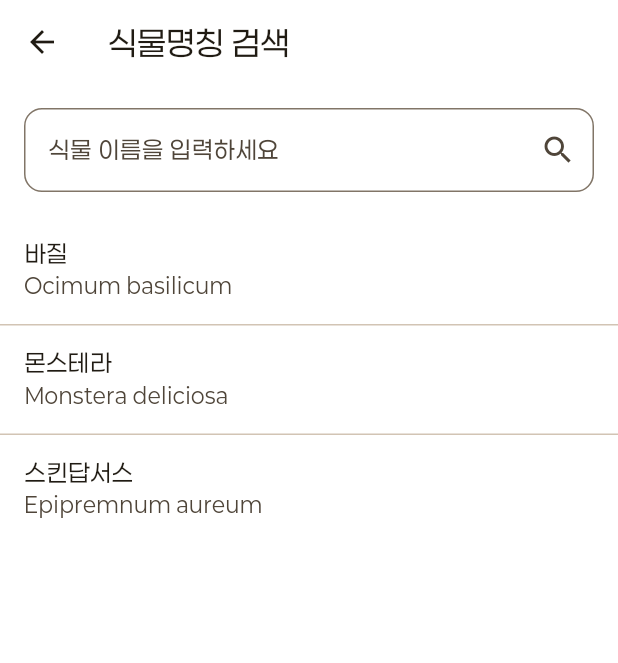
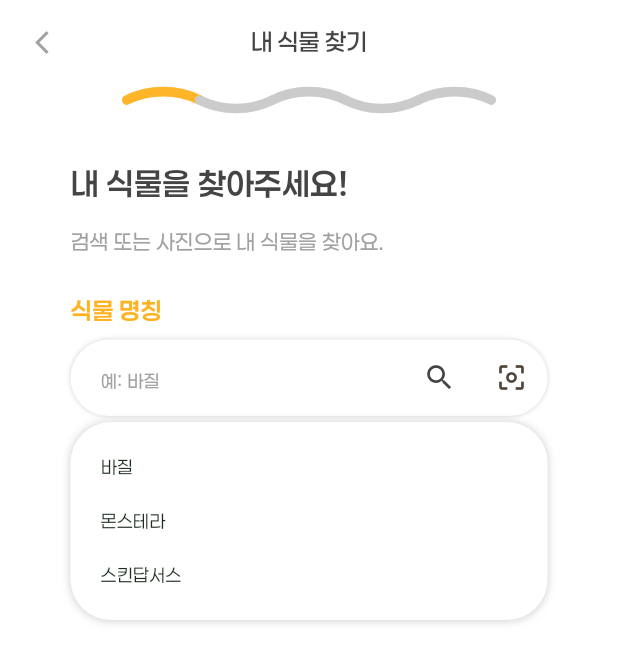
Before and after one commit to YuEngMe/Leafie, a Flutter app: the PlantSpeciesSearchScreen screen opened directly, on a phone screen of 412 x 824 dp. Shown: the top 663 px of the screen. Run offline on Flutter 3.47's test engine with Material 3 defaults, Android fonts, the phone set to English and light mode, and no system bars; our stand-ins replace flutter_dotenv, supabase_flutter; accounts and stored records are empty.

Commit message:
feat(frontend): 캐릭터 등록 1·2단계를 4차 시안으로 다시 그린다
이름 화면과 식물찾기 화면을 새 시안(Figma node 1841:443, 1841:485)에
맞춘다. 두 화면이 뒤로가기·중앙 타이틀·진행바·제목까지 똑같아
RegisterStepScaffold로 묶고, 등록 전용 입력칸도 RoundedInputField로
분리했다. 남은 등록 단계도 이 둘을 그대로 쓴다.

진행바는 물결 다섯 개를 CustomPainter로 그린다. 단계마다 색이 다른
SVG를 다섯 벌 두는 대신 현재 단계만 넘기면 되게 했다.

식물찾기는 검색 결과를 별도 화면 대신 입력칸 아래 카드로 띄운다.
캐릭터 일러스트 자리는 로고·캐릭터 시안이 확정되기 전이라 비워 두었다.

Co-Authored-By: Claude Opus 5 <noreply@anthropic.com>
Claude-Session: https://claude.ai/code/session_01SBs7skdz3iFuQ8XFWxiSst

```diff
--- a/frontend/lib/screens/plant_species_search_screen.dart
+++ b/frontend/lib/screens/plant_species_search_screen.dart
@@ -1,5 +1,8 @@
 import 'package:flutter/material.dart';
 import 'package:yeso_plant/theme/app_colors.dart';
+import 'package:yeso_plant/theme/app_text_styles.dart';
+import 'package:yeso_plant/widgets/register_step_scaffold.dart';
+import 'package:yeso_plant/widgets/rounded_input_field.dart';
 
 class PlantSpeciesCandidate {
   const PlantSpeciesCandidate({
@@ -59,16 +62,9 @@ class _PlantSpeciesSearchScreenState extends State<PlantSpeciesSearchScreen> {
   List<PlantSpeciesCandidate> _results = const [];
   bool _loading = false;
 
-  Future<void> _runSearch(String query) async {
-    setState(() => _loading = true);
-    final results = await _searchPlantSpecies(query);
-    if (mounted) {
-      setState(() {
-        _results = results;
-        _loading = false;
-      });
-    }
-  }
+  // 하이라이트만 먼저 주고, 사용자가 한 번 더 눌러야 확정되는 게 아니라
+  // 탭 즉시 이전 화면으로 돌려보낸다. 시안의 노란 강조는 눌리는 순간의 표시다.
+  int? _highlightedIndex;
 
   @override
   void initState() {
@@ -77,46 +73,111 @@ class _PlantSpeciesSearchScreenState extends State<PlantSpeciesSearchScreen> {
   }
 
   @override
+  void dispose() {
+    _queryController.dispose();
+    super.dispose();
+  }
+
+  Future<void> _runSearch(String query) async {
+    setState(() => _loading = true);
+    final results = await _searchPlantSpecies(query);
+    if (mounted) {
+      setState(() {
+        _results = results;
+        _highlightedIndex = null;
+        _loading = false;
+      });
+    }
+  }
+
+  @override
   Widget build(BuildContext context) {
-    return Scaffold(
-      appBar: AppBar(title: const Text('식물명칭 검색')),
-      body: SafeArea(
+    return RegisterStepScaffold(
+      appBarTitle: '내 식물 찾기',
+      step: 1,
+      title: '내 식물을 찾아주세요!',
+      subtitle: '검색 또는 사진으로 내 식물을 찾아요.',
+      child: Padding(
+        padding: const EdgeInsets.symmetric(horizontal: kScreenPadding),
         child: Column(
+          crossAxisAlignment: CrossAxisAlignment.start,
           children: [
-            Padding(
-              padding: const EdgeInsets.all(16),
-              child: TextField(
-                controller: _queryController,
-                decoration: InputDecoration(
-                  hintText: '식물 이름을 입력하세요',
-                  border: OutlineInputBorder(
-                    borderRadius: BorderRadius.circular(12),
-                    borderSide: const BorderSide(color: kBorderGreen),
+            const SizedBox(height: 24),
+            RoundedInputField(
+              label: '식물 명칭',
+              hintText: '예: 바질',
+              controller: _queryController,
+              suffix: Row(
+                mainAxisSize: MainAxisSize.min,
+                children: [
+                  IconButton(
+                    icon: const Icon(Icons.search, size: 22),
+                    color: kTextDark,
+                    onPressed: () => _runSearch(_queryController.text.trim()),
                   ),
-                  suffixIcon: const Icon(Icons.search),
-                ),
-                onSubmitted: _runSearch,
+                  // 사진으로 찾기는 AI 인식 화면이 아직 없어 비활성으로 둔다.
+                  IconButton(
+                    icon: const Icon(Icons.center_focus_weak, size: 22),
+                    color: kTextLight,
+                    onPressed: null,
+                  ),
+                ],
               ),
             ),
-            if (_loading) const CircularProgressIndicator(),
-            if (!_loading)
-              Expanded(
-                child: ListView.separated(
-                  itemCount: _results.length,
-                  separatorBuilder: (_, _) => const Divider(height: 1),
-                  itemBuilder: (context, index) {
-                    final candidate = _results[index];
-                    return ListTile(
-                      title: Text(candidate.displayName),
-                      subtitle: Text(candidate.scientificName),
-                      onTap: () => Navigator.pop(context, candidate),
-                    );
-                  },
-                ),
-              ),
+            const SizedBox(height: 4),
+            // 카드는 결과 개수만큼만 차지하고, 많으면 시안 높이(309)에서 스크롤한다.
+            Flexible(child: _buildResults()),
           ],
         ),
       ),
     );
   }
+
+  Widget _buildResults() {
+    if (_loading) {
+      return const Center(child: CircularProgressIndicator(color: kOrangeMain));
+    }
+    if (_results.isEmpty) {
+      return Padding(
+        padding: const EdgeInsets.only(top: 24),
+        child: Text('검색 결과가 없어요', style: kSmallStyle),
+      );
+    }
+    // 입력칸 아래에 겹쳐 떨어지는 흰 카드(Figma node 1841:513).
+    return Container(
+      constraints: const BoxConstraints(maxHeight: 309),
+      decoration: BoxDecoration(
+        color: kBackgroundWhite,
+        borderRadius: BorderRadius.circular(27),
+        boxShadow: const [BoxShadow(color: Color(0x2E000000), blurRadius: 4)],
+      ),
+      clipBehavior: Clip.antiAlias,
+      child: ListView.builder(
+        padding: const EdgeInsets.symmetric(vertical: 12),
+        shrinkWrap: true,
+        itemCount: _results.length,
+        itemBuilder: (context, index) {
+          final candidate = _results[index];
+          final highlighted = index == _highlightedIndex;
+          return InkWell(
+            onTap: () {
+              setState(() => _highlightedIndex = index);
+              Navigator.pop(context, candidate);
+            },
+            child: Container(
+              height: 36,
+              width: double.infinity,
+              alignment: Alignment.centerLeft,
+              padding: const EdgeInsets.symmetric(horizontal: 20),
+              color: highlighted ? kOrangeMain.withValues(alpha: 0.43) : null,
+              child: Text(
+                candidate.displayName,
+                style: kCaptionStyle.copyWith(color: const Color(0xFF1F2E21)),
+              ),
+            ),
+          );
+        },
+      ),
+    );
+  }
 }
--- /dev/null
+++ b/frontend/lib/widgets/register_progress_bar.dart
@@ -0,0 +1,68 @@
+import 'package:flutter/material.dart';
+import 'package:yeso_plant/theme/app_colors.dart';
+
+// 캐릭터 등록 진행바(Figma node 2097:8925). 물결 다섯 개가 한 단계씩을 뜻하고
+// 지나온 단계만 오렌지로 칠한다. SVG를 그대로 넣는 대신 같은 모양을 그리는
+// 이유는 단계 수만큼 파일을 따로 두지 않기 위해서다.
+class RegisterProgressBar extends StatelessWidget {
+  const RegisterProgressBar({
+    super.key,
+    required this.step,
+    this.totalSteps = 5,
+  });
+
+  /// 1부터 시작하는 현재 단계.
+  final int step;
+  final int totalSteps;
+
+  @override
+  Widget build(BuildContext context) {
+    return SizedBox(
+      height: 21.4,
+      width: 243,
+      child: CustomPaint(
+        painter: _WavePainter(step: step, totalSteps: totalSteps),
+      ),
+    );
+  }
+}
+
+class _WavePainter extends CustomPainter {
+  const _WavePainter({required this.step, required this.totalSteps});
+
+  final int step;
+  final int totalSteps;
+
+  @override
+  void paint(Canvas canvas, Size size) {
+    // 물결 하나는 위로 볼록한 반원, 다음 하나는 아래로 볼록하게 번갈아 그린다.
+    final segment = size.width / totalSteps;
+    final midY = size.height / 2;
+    final amplitude = size.height / 2 - 3.2; // 선 두께 6.425의 절반만큼 뺀다
+
+    for (var i = 0; i < totalSteps; i++) {
+      final paint = Paint()
+        ..color = i < step ? kOrangeMain : kGrayLightest
+        ..strokeWidth = 6.425
+        ..style = PaintingStyle.stroke
+        ..strokeCap = StrokeCap.round;
+
+      final startX = segment * i;
+      final endX = startX + segment;
+      final peakY = i.isEven ? midY - amplitude : midY + amplitude;
+
+      final path = Path()
+        ..moveTo(startX, midY)
+        ..cubicTo(
+          startX + segment * 0.3, peakY,
+          endX - segment * 0.3, peakY,
+          endX, midY,
+        );
+      canvas.drawPath(path, paint);
+    }
+  }
+
+  @override
+  bool shouldRepaint(_WavePainter oldDelegate) =>
+      oldDelegate.step != step || oldDelegate.totalSteps != totalSteps;
+}
--- /dev/null
+++ b/frontend/lib/widgets/register_step_scaffold.dart
@@ -0,0 +1,78 @@
+import 'package:flutter/material.dart';
+import 'package:yeso_plant/theme/app_colors.dart';
+import 'package:yeso_plant/theme/app_text_styles.dart';
+import 'package:yeso_plant/widgets/register_progress_bar.dart';
+
+// 캐릭터 등록 단계 화면의 공통 뼈대(Figma node 1841:443, 1841:485).
+// 뒤로가기와 중앙 타이틀, 진행바, 큰 제목과 부제까지가 모든 단계에서 같고
+// 그 아래 본문과 하단 버튼만 화면마다 다르다.
+class RegisterStepScaffold extends StatelessWidget {
+  const RegisterStepScaffold({
+    super.key,
+    required this.appBarTitle,
+    required this.step,
+    required this.title,
+    required this.subtitle,
+    required this.child,
+    this.bottomButton,
+  });
+
+  final String appBarTitle;
+  final int step;
+  final String title;
+  final String subtitle;
+  final Widget child;
+
+  /// 하단에 고정할 버튼. 식물찾기처럼 버튼이 없는 단계는 비워 둔다.
+  final Widget? bottomButton;
+
+  @override
+  Widget build(BuildContext context) {
+    return Scaffold(
+      backgroundColor: kBackgroundWhite,
+      appBar: AppBar(
+        backgroundColor: kBackgroundWhite,
+        elevation: 0,
+        scrolledUnderElevation: 0,
+        centerTitle: true,
+        leading: IconButton(
+          icon: const Icon(Icons.arrow_back_ios_new, size: 18),
+          color: kTextLight,
+          onPressed: () => Navigator.maybePop(context),
+        ),
+        title: Text(appBarTitle, style: kBodyStyle),
+      ),
+      body: SafeArea(
+        child: Column(
+          crossAxisAlignment: CrossAxisAlignment.start,
+          children: [
+            Center(child: RegisterProgressBar(step: step)),
+            const SizedBox(height: 30),
+            Padding(
+              padding: const EdgeInsets.symmetric(horizontal: kScreenPadding),
+              child: Column(
+                crossAxisAlignment: CrossAxisAlignment.start,
+                children: [
+                  Text(title, style: kTitleStyle),
+                  const SizedBox(height: 14),
+                  Text(subtitle, style: kSmallStyle),
+                ],
+              ),
+            ),
+            Expanded(child: child),
+            if (bottomButton != null)
+              Padding(
+                padding: const EdgeInsets.fromLTRB(
+                  kScreenPadding,
+                  0,
+                  kScreenPadding,
+                  40,
+                ),
+                child: bottomButton!,
+              ),
+          ],
+        ),
+      ),
+    );
+  }
+}
--- /dev/null
+++ b/frontend/lib/widgets/rounded_input_field.dart
@@ -0,0 +1,61 @@
+import 'package:flutter/material.dart';
+import 'package:yeso_plant/theme/app_colors.dart';
+import 'package:yeso_plant/theme/app_text_styles.dart';
+
+// 캐릭터 등록에서 쓰는 입력칸(Figma node 1841:475, 1841:479).
+// 회원가입 쪽 AppTextField와 달리 테두리 대신 그림자를 쓰고 라벨이 오렌지다.
+class RoundedInputField extends StatelessWidget {
+  const RoundedInputField({
+    super.key,
+    required this.label,
+    this.controller,
+    this.hintText,
+    this.suffix,
+    this.onTap,
+    this.readOnly = false,
+  });
+
+  final String label;
+  final TextEditingController? controller;
+  final String? hintText;
+  final Widget? suffix;
+  final VoidCallback? onTap;
+  final bool readOnly;
+
+  @override
+  Widget build(BuildContext context) {
+    return Column(
+      crossAxisAlignment: CrossAxisAlignment.start,
+      children: [
+        Text(label, style: kItemStyle.copyWith(color: kOrange)),
+        const SizedBox(height: 8),
+        Container(
+          height: 51,
+          decoration: BoxDecoration(
+            color: kBackgroundWhite,
+            borderRadius: BorderRadius.circular(kButtonRadius),
+            boxShadow: const [
+              BoxShadow(color: Color(0x2E000000), blurRadius: 2),
+            ],
+          ),
+          child: TextField(
+            controller: controller,
+            readOnly: readOnly,
+            onTap: onTap,
+            style: kBodyStyle.copyWith(fontSize: 14),
+            decoration: InputDecoration(
+              hintText: hintText,
+              hintStyle: kCaptionStyle,
+              border: InputBorder.none,
+              contentPadding: const EdgeInsets.symmetric(
+                horizontal: 20,
+                vertical: 16,
+              ),
+              suffixIcon: suffix,
+            ),
+          ),
+        ),
+      ],
+    );
+  }
+}
```
Also changed, not shown: frontend/lib/screens/plant_register_name_screen.dart (+44 -63 lines), 4 other files.
